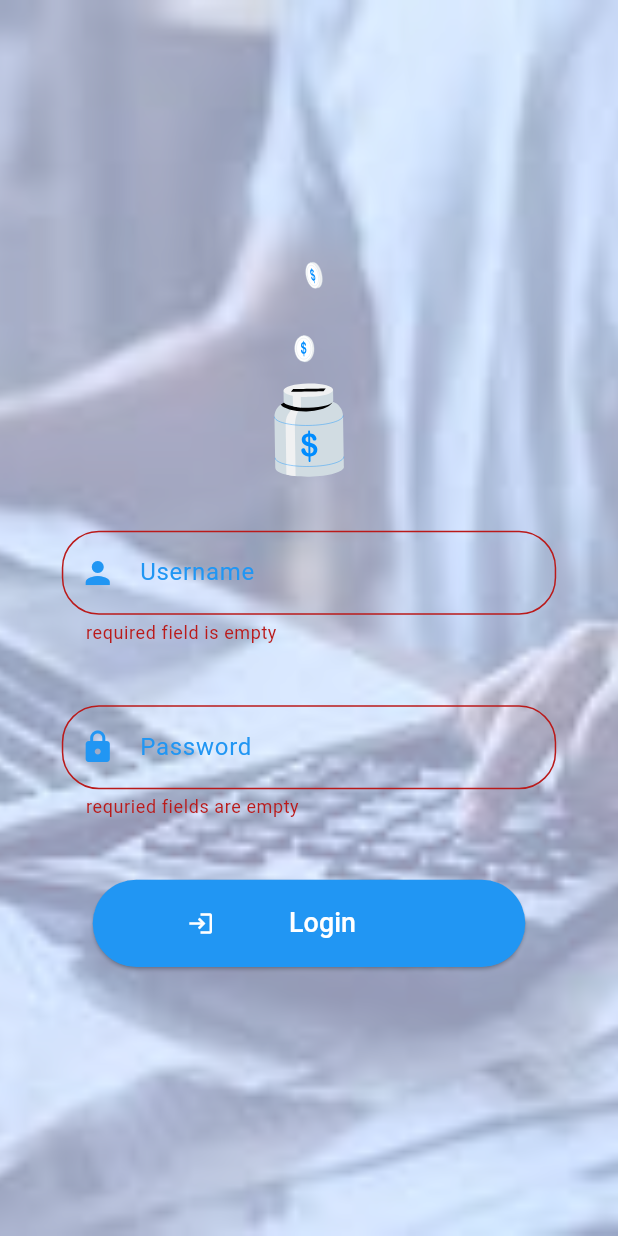
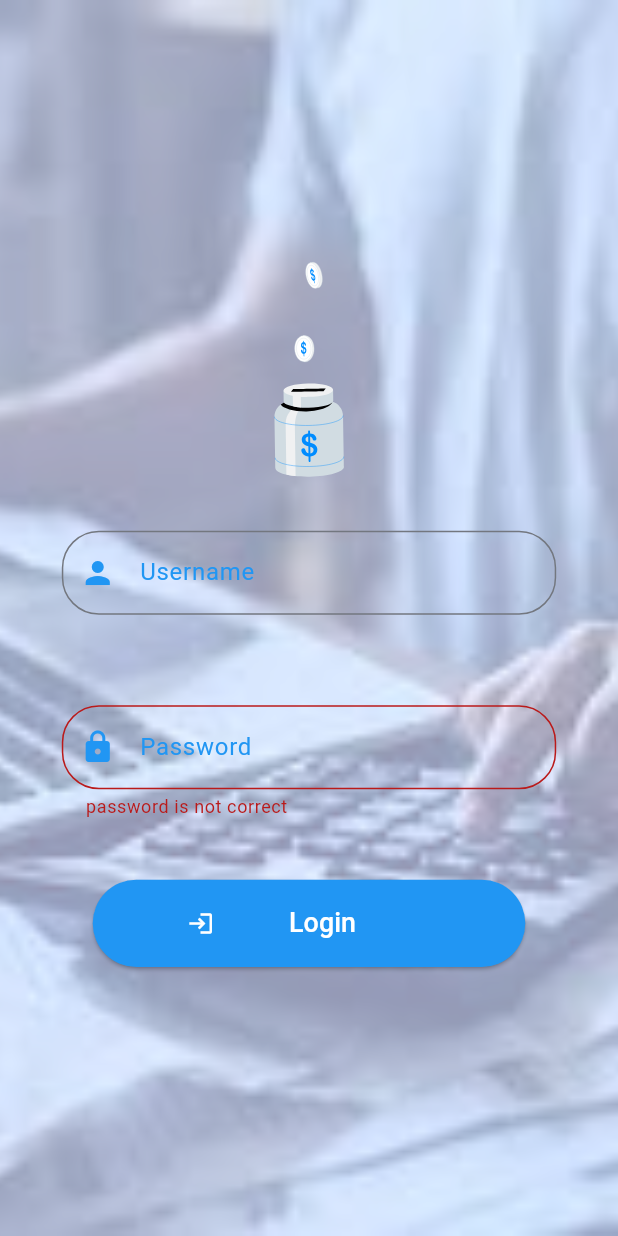
Before and after one commit to UmairRuman/home_manager, a Flutter app: the LoginPage screen opened directly, after a tap on "Login", on a phone screen of 412 x 824 dp. Run offline on Flutter 3.47's test engine with Material 3 defaults, Android fonts, the phone set to English and light mode, and no system bars; our stand-ins replace animated_notch_bottom_bar, connectivity_plus, flutter_riverpod, get_it, lottie, shared_preferences; accounts and stored records are empty.

Commit message:
Structure done

```diff
--- a/lib/pages/groceries_page/view/grocreis_page.dart
+++ b/lib/pages/groceries_page/view/grocreis_page.dart
@@ -10,8 +10,8 @@
 
   static DummyList dummyList = DummyList();
 
-  static const _buttonSpacingFromRight = 0.05;
-  static const _buttonSpacingFromBottom = 0.02;
+  static const _buttonSpacingFromRight = 0.1;
+  static const _buttonSpacingFromBottom = 0.13;
   @override
   Widget build(BuildContext context, WidgetRef ref) {
     ref.watch(quantitiesProvider);
--- a/lib/pages/groceries_page/widgets/update_delete_button.dart
+++ b/lib/pages/groceries_page/widgets/update_delete_button.dart
@@ -12,10 +12,10 @@
     return ElevatedButton(
         onPressed: onBtnTap,
         style: ButtonStyle(
-          elevation: WidgetStatePropertyAll(height * 0.1),
-          surfaceTintColor: const WidgetStatePropertyAll(Colors.white),
+          elevation: MaterialStatePropertyAll(height * 0.1),
+          surfaceTintColor: const MaterialStatePropertyAll(Colors.white),
           textStyle:
-              WidgetStatePropertyAll(TextStyle(color: Colors.blue.shade400)),
+              MaterialStatePropertyAll(TextStyle(color: Colors.blue.shade400)),
         ),
         child: Text(
           btnText,
--- a/lib/pages/login_page/controller/login_page_controller.dart
+++ b/lib/pages/login_page/controller/login_page_controller.dart
@@ -36,15 +36,19 @@
 
   // validator for username field
   String? validatorForUsernameField(String? value) {
+    username = sharedData
+        .getString(SharedPreferencesConstant.kSharedPreferenceUsernameKey);
     if (value == '' && value == null) {
       return 'Required field is empty';
-    } else if (username != null) {
-      username != value ? 'user not exists' : null;
+    } else if (username != value) {
+      'user not exists';
     }
     return null;
   }
 
   String? validatorForPasswordField(String? value) {
+    password = sharedData
+        .getString(SharedPreferencesConstant.kSharedPreferencePasswordKey);
     if (validatorForUsernameField(usernameController.text) != null) {
       return '';
     } else if (value == null && value == '') {
--- a/lib/pages/login_page/widgets/text_fields_widgets.dart
+++ b/lib/pages/login_page/widgets/text_fields_widgets.dart
@@ -19,9 +19,7 @@
       borderRadius: size.width * 0.06,
       controller: controller.usernameController,
       label: textFieldLabel,
-      validator: (value) {
-        return value != '' && value != null ? null : 'required field is empty';
-      },
+      validator: controller.validatorForUsernameField,
     );
   }
 }
@@ -39,11 +37,7 @@
       controller: controller.passwordController,
       prefixIcon: Icons.lock,
       label: textFieldLabel,
-      validator: (value) {
-        return value != null && value != ''
-            ? null
-            : 'requried fields are empty';
-      },
+      validator: controller.validatorForPasswordField,
     );
   }
 }
--- a/pubspec.yaml
+++ b/pubspec.yaml
@@ -53,7 +53,7 @@
   # activated in the `analysis_options.yaml` file located at the root of your
   # package. See that file for information about deactivating specific lint
   # rules and activating additional ones.
-  flutter_lints: ^3.0.0
+  flutter_lints: ^4.0.0
 
 # For information on the generic Dart part of this file, see the
 # following page: https://dart.dev/tools/pub/pubspec
```
Also changed, not shown: pubspec.lock.
